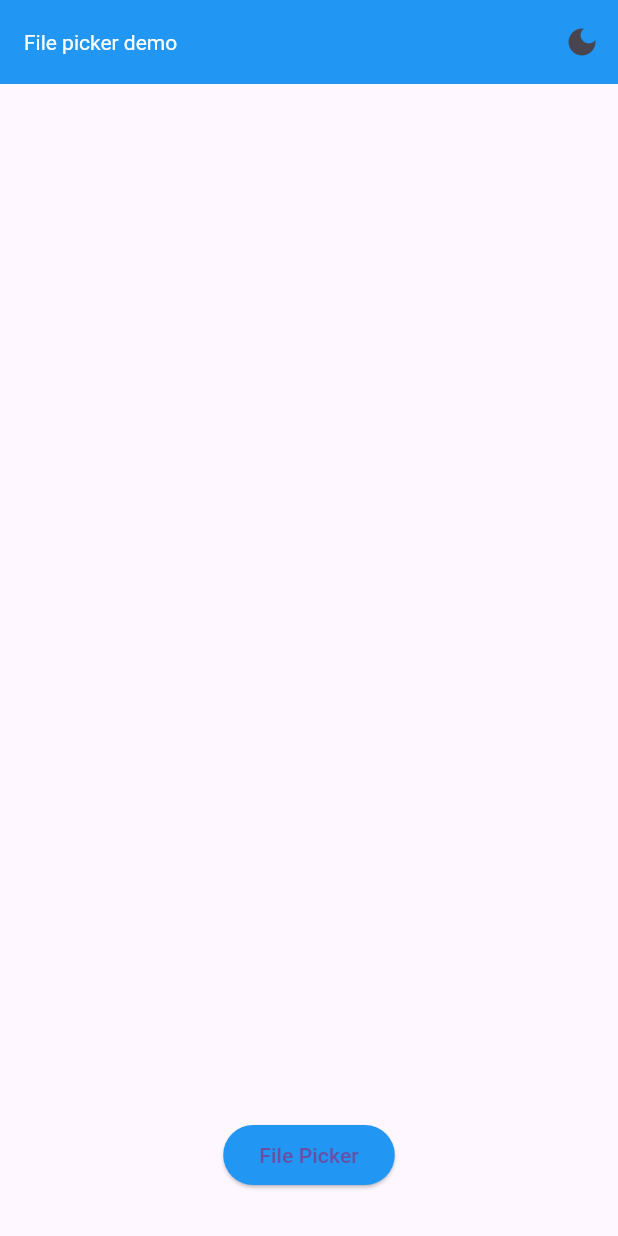
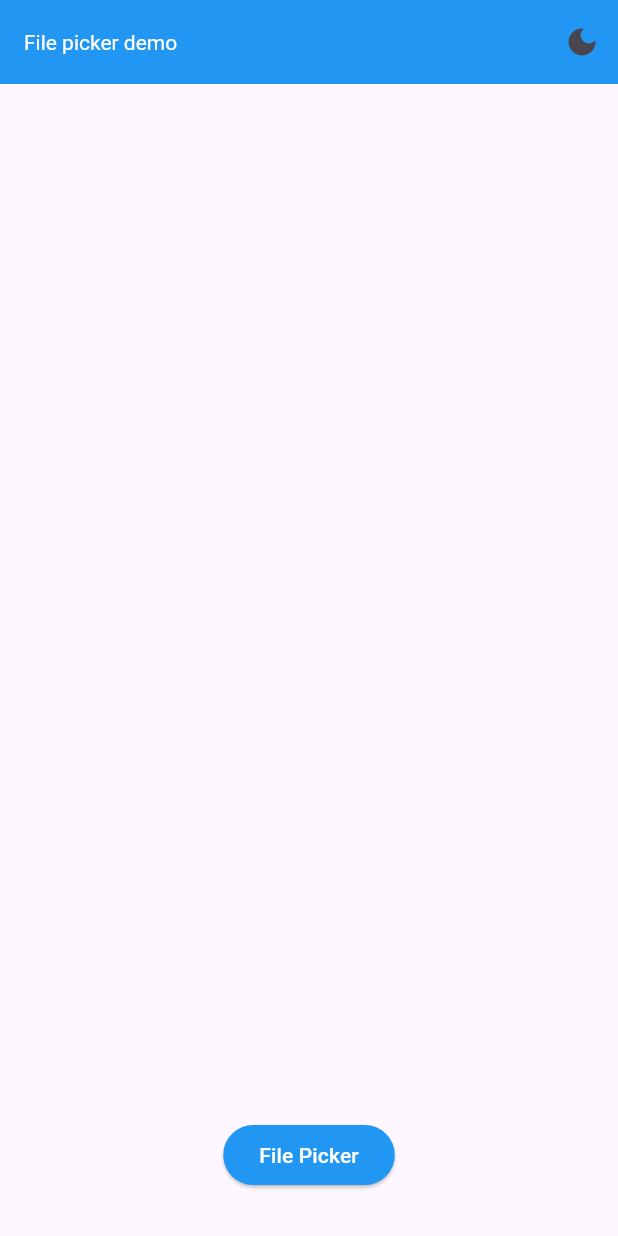
Before and after one commit to bilal-stdu/flutterProjects, a Flutter app: the screen it shows after launch, on a phone screen of 412 x 824 dp. Run offline on Flutter 3.47's test engine with Material 3 defaults, Android fonts, the phone set to English and light mode, and no system bars; our stand-ins replace file_picker.

Commit message:
dark and light mode

```diff
--- a/Mad project/pdf_images/lib/themes/light_theme.dart
+++ b/Mad project/pdf_images/lib/themes/light_theme.dart
@@ -9,7 +9,7 @@
     ),
     elevatedButtonTheme: ElevatedButtonThemeData(
       style: ElevatedButton.styleFrom(
-        backgroundColor: Colors.blue, // Set background color of ElevatedButton
+        foregroundColor: Colors.white, backgroundColor: Colors.blue, // Keep the text color as white
       ),
     ),
     textTheme: const TextTheme(
```
